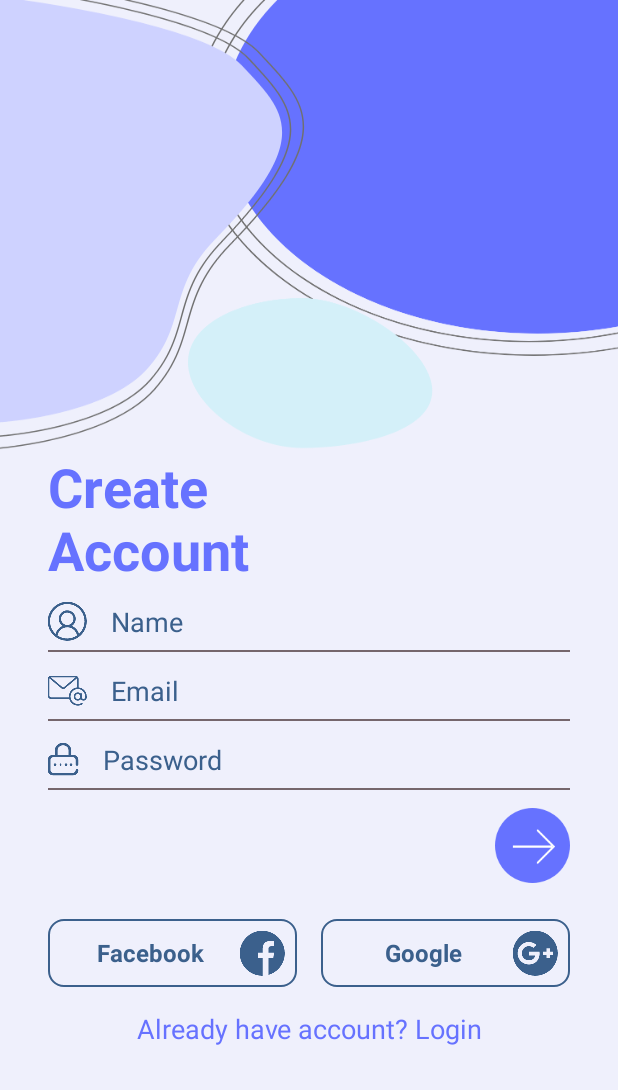
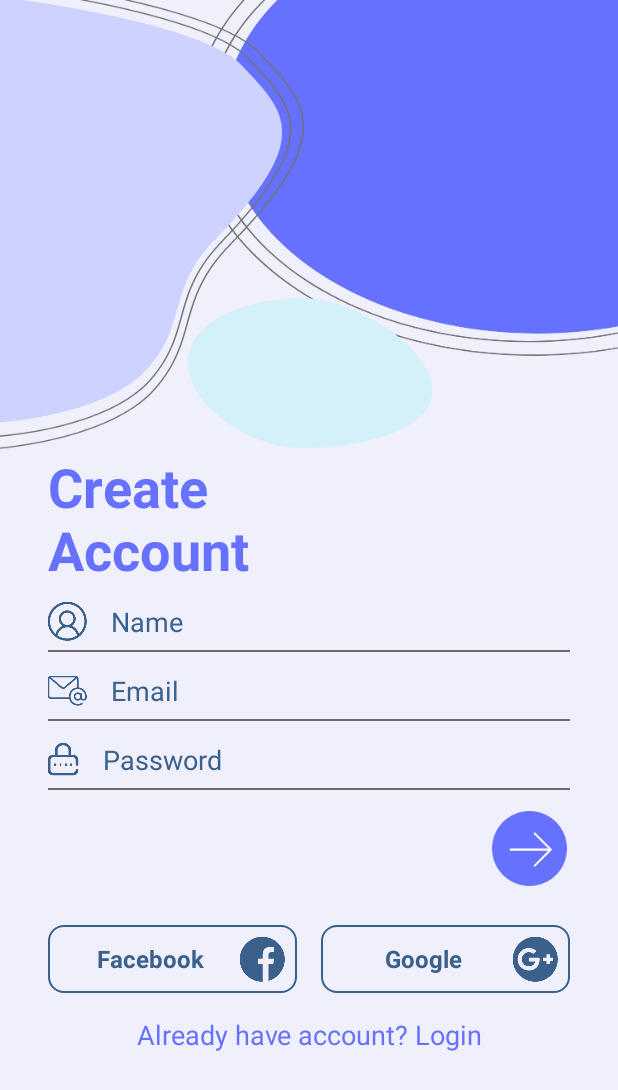
Before and after one commit to sarmadalij/EcommerceAppProject, an Android app: the SignUpActivity screen opened directly, with no data from a screen before it, on a phone screen of 412 x 824 dp. Shown: the top 1090 px of the screen. Run offline under Robolectric (Android 15) with nearby library versions, the phone set to English and light mode, and no system bars.

Commit message:
adjustment in layout

```diff
--- a/app/src/main/res/layout/activity_sign_up.xml
+++ b/app/src/main/res/layout/activity_sign_up.xml
@@ -1,11 +1,20 @@
 <?xml version="1.0" encoding="utf-8"?>
-<androidx.constraintlayout.widget.ConstraintLayout xmlns:android="http://schemas.android.com/apk/res/android"
+<LinearLayout xmlns:android="http://schemas.android.com/apk/res/android"
     xmlns:app="http://schemas.android.com/apk/res-auto"
     xmlns:tools="http://schemas.android.com/tools"
     android:layout_width="match_parent"
     android:layout_height="match_parent"
+    android:orientation="vertical"
     android:background="@color/loginBg"
     tools:context=".SignUpActivity">
+
+    <androidx.core.widget.NestedScrollView
+        android:layout_width="match_parent"
+        android:layout_height="wrap_content">
+        <LinearLayout
+            android:layout_width="match_parent"
+            android:layout_height="wrap_content"
+            android:orientation="vertical">
 
     <ImageView
         android:id="@+id/imageView"
@@ -13,10 +22,6 @@
         android:layout_height="300dp"
         android:contentDescription="@string/todo"
         android:scaleType="fitXY"
-        app:layout_constraintEnd_toEndOf="parent"
-        app:layout_constraintHorizontal_bias="0.5"
-        app:layout_constraintStart_toStartOf="parent"
-        app:layout_constraintTop_toTopOf="parent"
         app:srcCompat="@drawable/top_background2"
         tools:ignore="ContentDescription,ImageContrastCheck" />
 
@@ -29,12 +34,11 @@
         android:textColor="@color/logWelcome"
         android:textSize="36sp"
         android:textStyle="bold"
-        app:layout_constraintStart_toStartOf="parent"
-        app:layout_constraintTop_toBottomOf="@+id/imageView" />
+        />
 
     <EditText
         android:id="@+id/RegName"
-        android:layout_width="0dp"
+        android:layout_width="match_parent"
         android:layout_height="40dp"
         android:layout_marginStart="32dp"
         android:layout_marginTop="4dp"
@@ -48,15 +52,11 @@
         android:textColor="@color/hintcolorlogin"
         android:textColorHint="@color/hintcolorlogin"
         android:textSize="18sp"
-        app:layout_constraintEnd_toEndOf="parent"
-        app:layout_constraintHorizontal_bias="0.5"
-        app:layout_constraintStart_toStartOf="parent"
-        app:layout_constraintTop_toBottomOf="@+id/textView"
         tools:ignore="Autofill,TouchTargetSizeCheck,VisualLintTextFieldSize" />
 
     <EditText
         android:id="@+id/RegEmail"
-        android:layout_width="0dp"
+        android:layout_width="match_parent"
         android:layout_height="40dp"
         android:layout_marginStart="32dp"
         android:layout_marginTop="6dp"
@@ -70,15 +70,11 @@
         android:textColor="@color/hintcolorlogin"
         android:textColorHint="@color/hintcolorlogin"
         android:textSize="18sp"
-        app:layout_constraintEnd_toEndOf="parent"
-        app:layout_constraintHorizontal_bias="0.0"
-        app:layout_constraintStart_toStartOf="parent"
-        app:layout_constraintTop_toBottomOf="@+id/RegName"
         tools:ignore="Autofill,TouchTargetSizeCheck,VisualLintTextFieldSize" />
 
     <EditText
         android:id="@+id/RegPass"
-        android:layout_width="0dp"
+        android:layout_width="match_parent"
         android:layout_height="40dp"
         android:layout_marginStart="32dp"
         android:layout_marginTop="6dp"
@@ -92,22 +88,24 @@
         android:textColor="@color/hintcolorlogin"
         android:textColorHint="@color/hintcolorlogin"
         android:textSize="18sp"
-        app:layout_constraintEnd_toEndOf="parent"
-        app:layout_constraintHorizontal_bias="0.5"
-        app:layout_constraintStart_toStartOf="parent"
-        app:layout_constraintTop_toBottomOf="@+id/RegEmail"
         tools:ignore="Autofill,TouchTargetSizeCheck,VisualLintTextFieldSize" />
 
+    <LinearLayout
+        android:layout_width="match_parent"
+        android:layout_height="wrap_content"
+        android:gravity="right"
+        android:padding="2dp"
+        android:orientation="horizontal"
+        tools:ignore="RtlHardcoded">
     <ImageView
         android:id="@+id/RegImgBtn"
         android:layout_width="50dp"
         android:layout_height="50dp"
         android:layout_marginTop="12dp"
         android:layout_marginEnd="32dp"
-        app:layout_constraintEnd_toEndOf="parent"
-        app:layout_constraintTop_toBottomOf="@+id/RegPass"
         app:srcCompat="@drawable/btn_arraw1"
         tools:ignore="ContentDescription" />
+    </LinearLayout>
 
     <LinearLayout
         android:id="@+id/linearLayout5"
@@ -117,10 +115,7 @@
         android:layout_marginTop="24dp"
         android:layout_marginEnd="32dp"
         android:orientation="horizontal"
-        app:layout_constraintEnd_toEndOf="parent"
-        app:layout_constraintHorizontal_bias="0.5"
-        app:layout_constraintStart_toStartOf="parent"
-        app:layout_constraintTop_toBottomOf="@+id/RegImgBtn">
+        >
 
         <androidx.appcompat.widget.AppCompatButton
             android:id="@+id/buttonfb"
@@ -161,12 +156,13 @@
         android:layout_width="wrap_content"
         android:layout_height="48dp"
         android:layout_marginTop="4dp"
+        android:layout_gravity="center"
         android:gravity="center"
         android:text="@string/already_have_account_login"
         android:textColor="@color/logWelcome"
         android:textSize="18sp"
-        app:layout_constraintEnd_toEndOf="@+id/linearLayout5"
-        app:layout_constraintStart_toStartOf="@+id/linearLayout5"
-        app:layout_constraintTop_toBottomOf="@+id/linearLayout5"
         tools:ignore="TextContrastCheck" />
-</androidx.constraintlayout.widget.ConstraintLayout>
+
+        </LinearLayout>
+    </androidx.core.widget.NestedScrollView>
+</LinearLayout>
```
Also changed, not shown: app/src/main/res/layout/activity_login.xml (+38 -31 lines).
